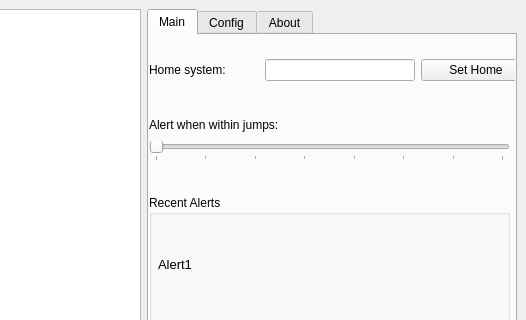
Above: intelpy/gui/mainwindow.ui from Riftr/intelpy before the change; both pictures show x 233 to 759 and y 0 to 320 of the 759 by 850 pixel window. Below: the same form after it.
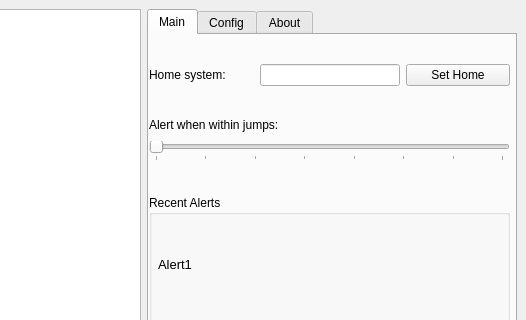
That is the form after the change. The open tabs and pages were chosen to show the change. Icons and pictures are not drawn.

Commit message: Reverted default tab to be the main tab again. Also fixed the spacing on the Set Home button.

The edit to the form file:
```diff
--- a/intelpy/gui/mainwindow.ui
+++ b/intelpy/gui/mainwindow.ui
@@ -117,8 +117,8 @@
              <rect>
               <x>0</x>
               <y>10</y>
-              <width>382</width>
-              <height>51</height>
+              <width>361</width>
+              <height>60</height>
              </rect>
             </property>
             <layout class="QGridLayout" name="gridLayout">
@@ -145,7 +145,7 @@
                </property>
                <property name="minimumSize">
                 <size>
-                 <width>150</width>
+                 <width>140</width>
                  <height>0</height>
                 </size>
                </property>
```
Left out of the diff: 28 changed lines with no effect on the pictures. The commit also changes 2 other files.
